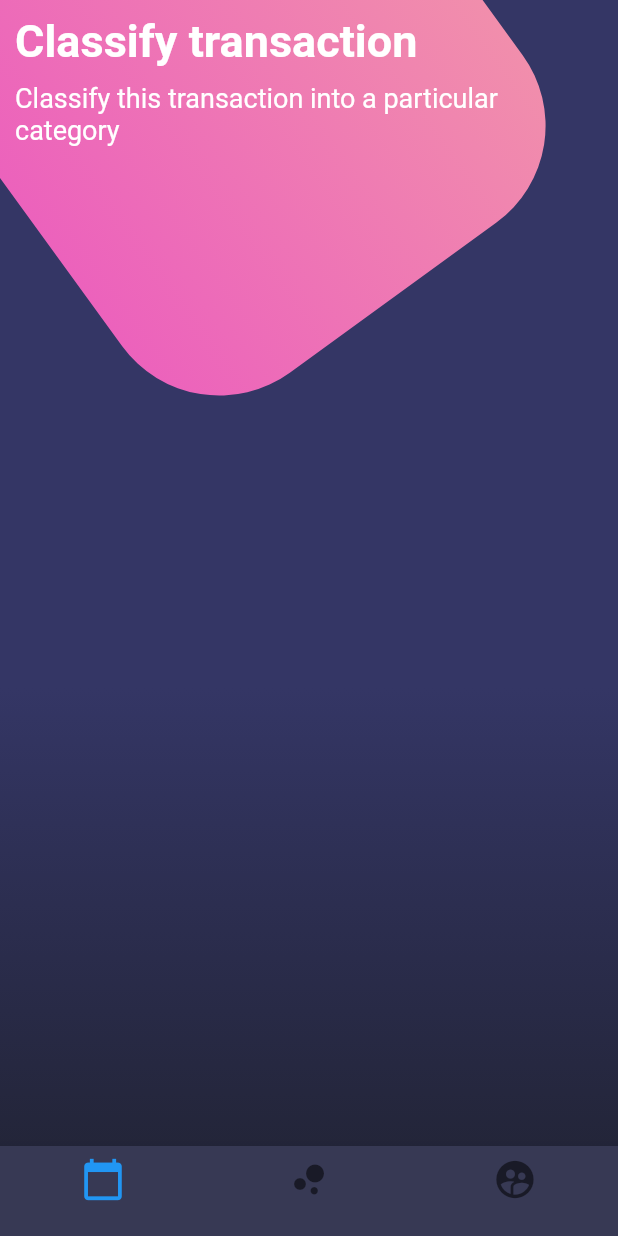
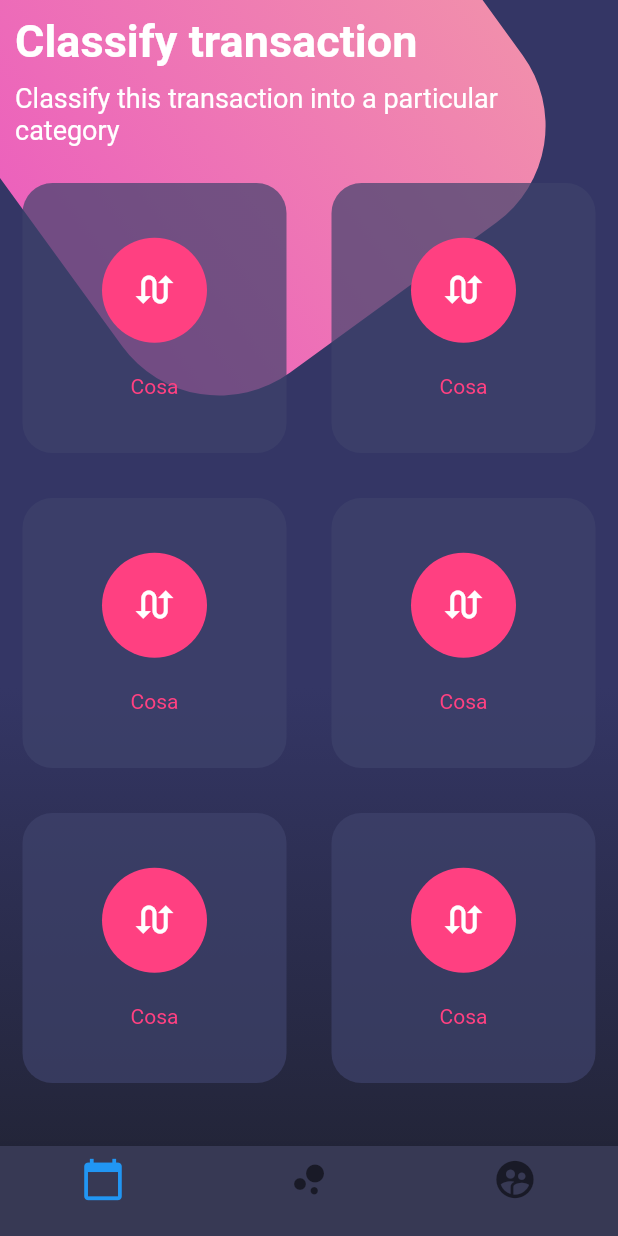
Before and after one commit to M4rcell/Flutter_Disenios, a Flutter app: the screen it shows after launch, on a phone screen of 412 x 824 dp. Run offline on Flutter 3.47's test engine with Material 2 defaults, Android fonts, the phone set to English and light mode, and no system bars.

Commit message:
Diseño Compuesto Table y TableRow

```diff
--- a/lib/pages/botones.page.dart
+++ b/lib/pages/botones.page.dart
@@ -16,6 +16,7 @@ class BotonesPage extends StatelessWidget {
             child: Column(
               children: <Widget>[
                 _titulos(),
+                _botonesRedondeados(),
 
               ],
             ),
@@ -159,4 +160,62 @@ class BotonesPage extends StatelessWidget {
 
     );
   }
+  Widget _botonesRedondeados(){
+
+    return Table(
+      children: [
+        TableRow(
+          children: [
+          _crearBotonesRedondeado(),
+          _crearBotonesRedondeado(),
+          ]
+        ),
+
+        TableRow(
+          children: [
+            _crearBotonesRedondeado(),
+          _crearBotonesRedondeado(),
+
+          ]
+        ),
+
+        TableRow(
+          children: [
+          _crearBotonesRedondeado(),
+          _crearBotonesRedondeado(),
+
+          ]
+        )
+
+      ],
+    );
+
+  }
+  Widget _crearBotonesRedondeado(){
+
+    return Container(
+      height: 180.0,
+      margin: EdgeInsets.all(15.0),
+      decoration: BoxDecoration(
+        color: Color.fromRGBO(62, 66, 107, 0.7),
+        borderRadius: BorderRadius.circular(20.0),
+
+      ),
+      child: Column(
+        mainAxisAlignment: MainAxisAlignment.spaceAround,
+        children: <Widget>[
+          SizedBox(height: 5.0),
+          CircleAvatar(
+            backgroundColor: Colors.pinkAccent,
+            radius: 35.0,
+            child: Icon(Icons.swap_calls, color: Colors.white,size: 30.0,),
+
+          ),
+          Text('Cosa',style: TextStyle(color: Colors.pinkAccent)),
+          SizedBox(height: 5.0)
+        ],
+      ),
+    );
+
+  }
 }
```
